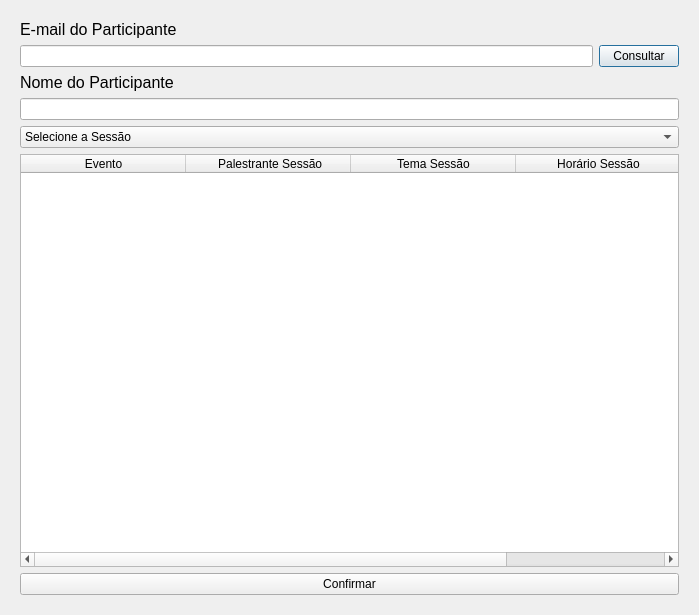
Above: TrabalhoEventos/view/inscricao_ui.ui from DaniloMenezesXML/GestaoEventos before the change. Below: the same form after it.
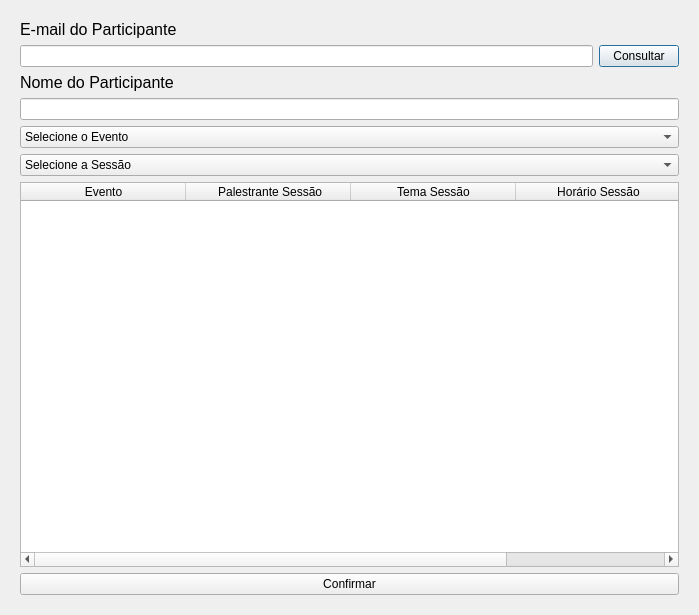
That is the form after the change.

Patch:
```diff
--- a/TrabalhoEventos/view/inscricao_ui.ui
+++ b/TrabalhoEventos/view/inscricao_ui.ui
@@ -48,6 +48,18 @@
       <item>
        <widget class="QLineEdit" name="txt_nome_participante"/>
       </item>
+      <item>
+       <widget class="QComboBox" name="cb_evento">
+        <property name="currentText">
+         <string>Selecione o Evento</string>
+        </property>
+        <item>
+         <property name="text">
+          <string>Selecione o Evento</string>
+         </property>
+        </item>
+       </widget>
+      </item>
       <item>
        <widget class="QComboBox" name="cb_sessao">
         <property name="editable">
@@ -72,33 +84,21 @@
          <property name="text">
           <string>Evento</string>
          </property>
-         <property name="textAlignment">
-          <set>AlignCenter</set>
-         </property>
         </column>
         <column>
          <property name="text">
           <string> Palestrante Sessão</string>
          </property>
-         <property name="textAlignment">
-          <set>AlignCenter</set>
-         </property>
         </column>
         <column>
          <property name="text">
           <string>Tema Sessão</string>
          </property>
-         <property name="textAlignment">
-          <set>AlignCenter</set>
-         </property>
         </column>
         <column>
          <property name="text">
           <string>Horário Sessão</string>
          </property>
-         <property name="textAlignment">
-          <set>AlignCenter</set>
-         </property>
         </column>
        </widget>
       </item>
```
